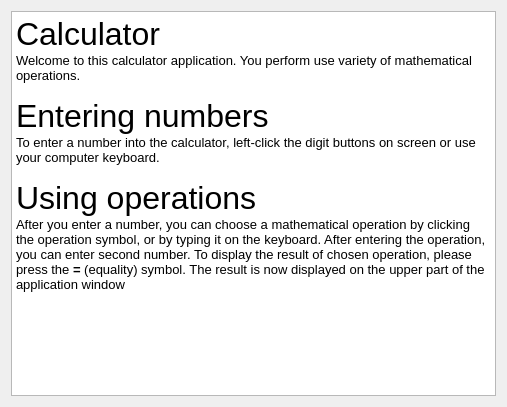
This is src/helpwindow.ui in vojone/dumdumCalc as Qt 5 draws it before an edit. The edited form follows.
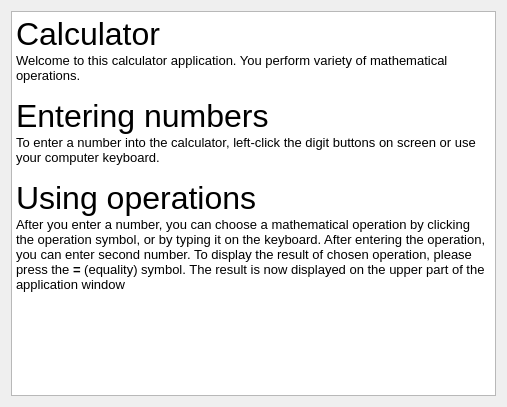
This is the edited form.

The edit to the form file:
```diff
--- a/src/helpwindow.ui
+++ b/src/helpwindow.ui
@@ -60,7 +60,7 @@
 p, li { white-space: pre-wrap; }
 &lt;/style&gt;&lt;/head&gt;&lt;body style=&quot; font-family:'MS Shell Dlg 2'; font-size:7.8pt; font-weight:400; font-style:normal;&quot;&gt;
 &lt;p style=&quot; margin-top:0px; margin-bottom:0px; margin-left:0px; margin-right:0px; -qt-block-indent:0; text-indent:0px;&quot;&gt;&lt;span style=&quot; font-size:24pt;&quot;&gt;Calculator&lt;/span&gt;&lt;/p&gt;
-&lt;p style=&quot; margin-top:0px; margin-bottom:0px; margin-left:0px; margin-right:0px; -qt-block-indent:0; text-indent:0px;&quot;&gt;&lt;span style=&quot; font-size:10pt;&quot;&gt;Welcome to this calculator application. You perform use variety of mathematical operations.&lt;/span&gt;&lt;/p&gt;
+&lt;p style=&quot; margin-top:0px; margin-bottom:0px; margin-left:0px; margin-right:0px; -qt-block-indent:0; text-indent:0px;&quot;&gt;&lt;span style=&quot; font-size:10pt;&quot;&gt;Welcome to this calculator application. You perform variety of mathematical operations.&lt;/span&gt;&lt;/p&gt;
 &lt;p style=&quot;-qt-paragraph-type:empty; margin-top:0px; margin-bottom:0px; margin-left:0px; margin-right:0px; -qt-block-indent:0; text-indent:0px; font-size:10pt;&quot;&gt;&lt;br /&gt;&lt;/p&gt;
 &lt;p style=&quot; margin-top:0px; margin-bottom:0px; margin-left:0px; margin-right:0px; -qt-block-indent:0; text-indent:0px;&quot;&gt;&lt;span style=&quot; font-size:24pt;&quot;&gt;Entering numbers&lt;/span&gt;&lt;/p&gt;
 &lt;p style=&quot; margin-top:0px; margin-bottom:0px; margin-left:0px; margin-right:0px; -qt-block-indent:0; text-indent:0px;&quot;&gt;&lt;span style=&quot; font-size:10pt;&quot;&gt;To enter a number into the calculator, left-click the digit buttons on screen or use your computer keyboard.&lt;/span&gt;&lt;/p&gt;
```
